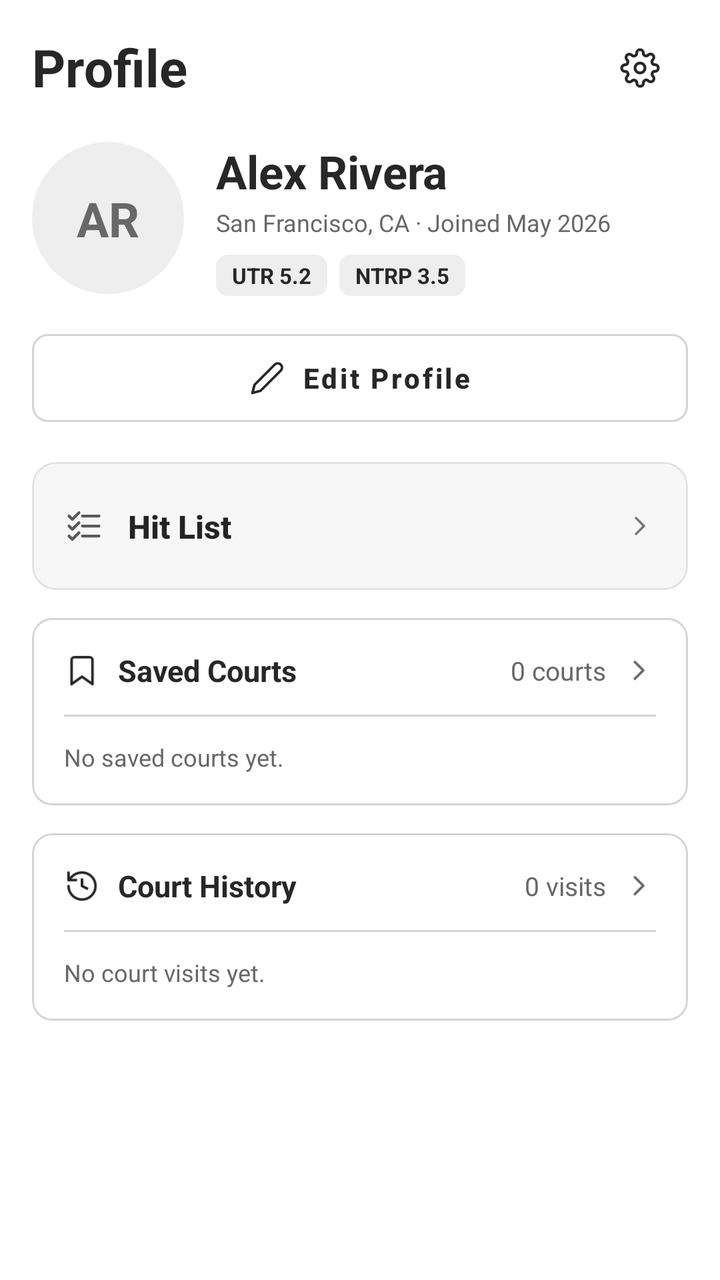
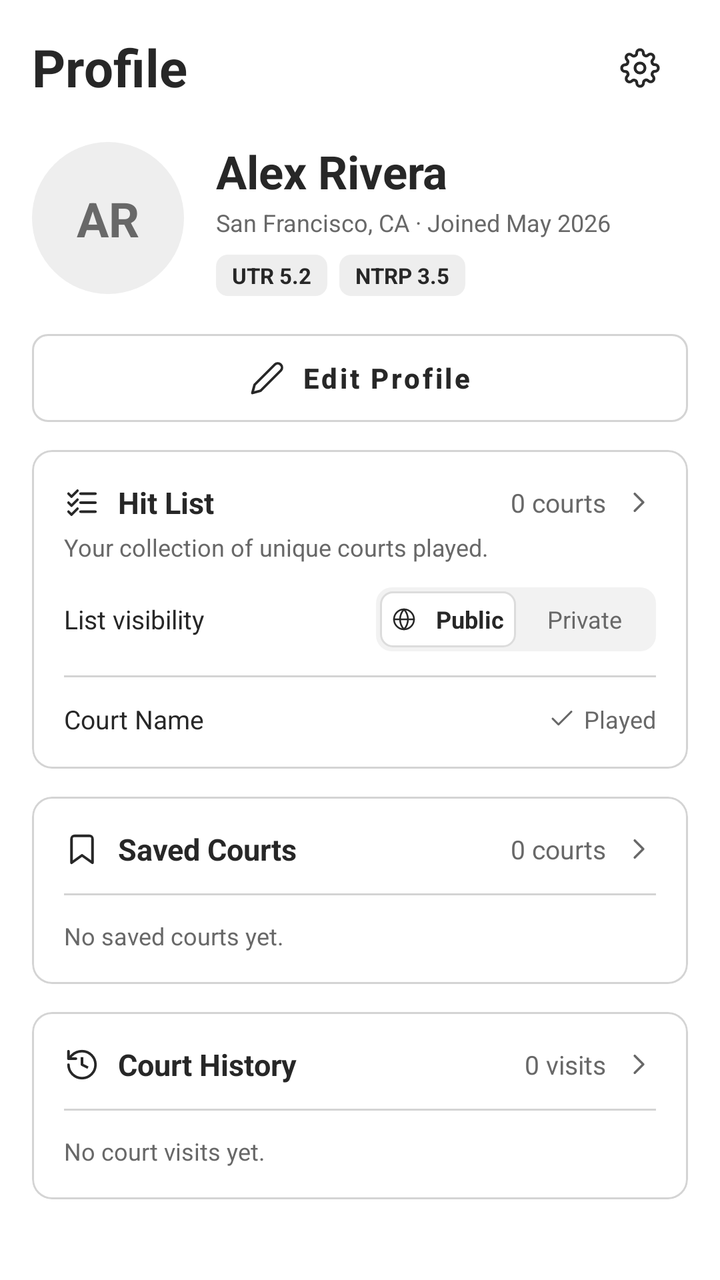

Two renders of the same Android screen: before a commit and after it. Below are the layout's source before the change and the commit's diff.
<!-- AndroidManifest.xml: application theme Theme.OurCourt -->
<!-- res/layout/fragment_profile.xml -->
<?xml version="1.0" encoding="utf-8"?>
<ScrollView xmlns:android="http://schemas.android.com/apk/res/android"
    xmlns:app="http://schemas.android.com/apk/res-auto"
    android:layout_width="match_parent"
    android:layout_height="match_parent"
    android:background="#FFFFFF"
    android:clipToPadding="false"
    android:paddingBottom="88dp">

    <androidx.constraintlayout.widget.ConstraintLayout
        android:layout_width="match_parent"
        android:layout_height="wrap_content"
        android:paddingHorizontal="16dp"
        android:paddingTop="16dp"
        android:paddingBottom="24dp">

        
        <TextView
            android:id="@+id/tv_profile_title"
            android:layout_width="wrap_content"
            android:layout_height="wrap_content"
            android:text="Profile"
            android:textColor="#272727"
            android:textSize="26sp"
            android:textStyle="bold"
            app:layout_constraintStart_toStartOf="parent"
            app:layout_constraintTop_toTopOf="parent" />

        <ImageButton
            android:id="@+id/btn_settings"
            android:layout_width="48dp"
            android:layout_height="48dp"
            android:background="?attr/selectableItemBackgroundBorderless"
            android:contentDescription="Settings"
            android:scaleType="center"
            android:src="@drawable/ic_settings"
            app:layout_constraintBottom_toBottomOf="@id/tv_profile_title"
            app:layout_constraintEnd_toEndOf="parent"
            app:layout_constraintTop_toTopOf="@id/tv_profile_title" />

        
        <View
            android:id="@+id/view_avatar_bg"
            android:layout_width="76dp"
            android:layout_height="76dp"
            android:layout_marginTop="20dp"
            android:background="@drawable/bg_circle_avatar"
            app:layout_constraintStart_toStartOf="parent"
            app:layout_constraintTop_toBottomOf="@id/tv_profile_title" />

        <TextView
            android:id="@+id/tv_avatar_initials"
            android:layout_width="wrap_content"
            android:layout_height="wrap_content"
            android:text="AR"
            android:textColor="#686868"
            android:textSize="24sp"
            android:textStyle="bold"
            app:layout_constraintBottom_toBottomOf="@id/view_avatar_bg"
            app:layout_constraintEnd_toEndOf="@id/view_avatar_bg"
            app:layout_constraintStart_toStartOf="@id/view_avatar_bg"
            app:layout_constraintTop_toTopOf="@id/view_avatar_bg" />

        <LinearLayout
            android:id="@+id/layout_identity_info"
            android:layout_width="0dp"
            android:layout_height="wrap_content"
            android:layout_marginStart="16dp"
            android:orientation="vertical"
            app:layout_constraintBottom_toBottomOf="@id/view_avatar_bg"
            app:layout_constraintEnd_toEndOf="parent"
            app:layout_constraintStart_toEndOf="@id/view_avatar_bg"
            app:layout_constraintTop_toTopOf="@id/view_avatar_bg">

            <TextView
                android:id="@+id/tv_profile_name"
                android:layout_width="wrap_content"
                android:layout_height="wrap_content"
                android:text="Alex Rivera"
                android:textColor="#272727"
                android:textSize="23sp"
                android:textStyle="bold" />

            <TextView
                android:id="@+id/tv_location_join"
                android:layout_width="wrap_content"
                android:layout_height="wrap_content"
                android:layout_marginTop="2dp"
                android:text="San Francisco, CA · Joined May 2026"
                android:textColor="#686868"
                android:textSize="12sp" />

            
            <LinearLayout
                android:layout_width="wrap_content"
                android:layout_height="wrap_content"
                android:layout_marginTop="8dp"
                android:orientation="horizontal">

                <TextView
                    android:id="@+id/tv_utr_badge"
                    android:layout_width="wrap_content"
                    android:layout_height="wrap_content"
                    android:layout_marginEnd="6dp"
                    android:background="@drawable/bg_surface_tag"
                    android:paddingHorizontal="8dp"
                    android:paddingVertical="3dp"
                    android:text="UTR 5.2"
                    android:textColor="#272727"
                    android:textSize="11sp"
                    android:textStyle="bold" />

                <TextView
                    android:id="@+id/tv_ntrp_badge"
                    android:layout_width="wrap_content"
                    android:layout_height="wrap_content"
                    android:background="@drawable/bg_surface_tag"
                    android:paddingHorizontal="8dp"
                    android:paddingVertical="3dp"
                    android:text="NTRP 3.5"
                    android:textColor="#272727"
                    android:textSize="11sp"
                    android:textStyle="bold" />
            </LinearLayout>
        </LinearLayout>

        
        <com.google.android.material.button.MaterialButton
            android:id="@+id/btn_edit_profile"
            style="@style/Widget.MaterialComponents.Button.OutlinedButton"
            android:layout_width="0dp"
            android:layout_height="44dp"
            android:layout_marginTop="20dp"
            android:insetTop="0dp"
            android:insetBottom="0dp"
            android:text="Edit Profile"
            android:textAllCaps="false"
            android:textColor="#272727"
            android:textSize="14sp"
            android:textStyle="bold"
            app:cornerRadius="8dp"
            app:icon="@drawable/ic_pencil"
            app:iconGravity="textStart"
            app:iconPadding="8dp"
            app:iconTint="#272727"
            app:layout_constraintEnd_toEndOf="parent"
            app:layout_constraintStart_toStartOf="parent"
            app:layout_constraintTop_toBottomOf="@id/view_avatar_bg"
            app:strokeColor="#D4D4D4"
            app:strokeWidth="1dp" />

        
        <com.google.android.material.card.MaterialCardView
            android:id="@+id/card_hit_list"
            android:layout_width="0dp"
            android:layout_height="wrap_content"
            android:layout_marginTop="20dp"
            android:clickable="true"
            android:focusable="true"
            app:cardBackgroundColor="#F7F7F7"
            app:cardCornerRadius="12dp"
            app:cardElevation="0dp"
            app:layout_constraintEnd_toEndOf="parent"
            app:layout_constraintStart_toStartOf="parent"
            app:layout_constraintTop_toBottomOf="@id/btn_edit_profile"
            app:strokeColor="#E2E2E2"
            app:strokeWidth="1dp">

            <androidx.constraintlayout.widget.ConstraintLayout
                android:layout_width="match_parent"
                android:layout_height="wrap_content"
                android:minHeight="64dp"
                android:padding="16dp">

                <ImageView
                    android:id="@+id/iv_hit_icon"
                    android:layout_width="20dp"
                    android:layout_height="20dp"
                    android:contentDescription="Hit List"
                    android:src="@drawable/ic_list_checks"
                    app:tint="#595959"
                    app:layout_constraintBottom_toBottomOf="parent"
                    app:layout_constraintStart_toStartOf="parent"
                    app:layout_constraintTop_toTopOf="parent" />

                <TextView
                    android:id="@+id/tv_hit_title"
                    android:layout_width="wrap_content"
                    android:layout_height="wrap_content"
                    android:layout_marginStart="12dp"
                    android:fontFamily="sans-serif-medium"
                    android:text="Hit List"
                    android:textColor="#242424"
                    android:textSize="16sp"
                    android:textStyle="bold"
                    app:layout_constraintBottom_toBottomOf="parent"
                    app:layout_constraintStart_toEndOf="@id/iv_hit_icon"
                    app:layout_constraintTop_toTopOf="parent" />

                <TextView
                    android:id="@+id/tv_hit_count"
                    android:layout_width="wrap_content"
                    android:layout_height="wrap_content"
                    android:layout_marginEnd="12dp"
                    android:fontFamily="sans-serif"
                    android:textColor="#686868"
                    android:textSize="13sp"
                    app:layout_constraintBottom_toBottomOf="parent"
                    app:layout_constraintEnd_toStartOf="@id/iv_hit_chevron"
                    app:layout_constraintTop_toTopOf="parent" />

                <ImageView
                    android:id="@+id/iv_hit_chevron"
                    android:layout_width="16dp"
                    android:layout_height="16dp"
                    android:contentDescription="Open Hit List"
                    android:src="@drawable/ic_chevron_right"
                    app:tint="#757575"
                    app:layout_constraintBottom_toBottomOf="parent"
                    app:layout_constraintEnd_toEndOf="parent"
                    app:layout_constraintTop_toTopOf="parent" />

            </androidx.constraintlayout.widget.ConstraintLayout>
        </com.google.android.material.card.MaterialCardView>

        
        <com.google.android.material.card.MaterialCardView
            android:id="@+id/card_saved_courts"
            android:layout_width="0dp"
            android:layout_height="wrap_content"
            android:layout_marginTop="14dp"
            app:cardBackgroundColor="#FFFFFF"
            app:cardCornerRadius="10dp"
            app:cardElevation="0dp"
            app:layout_constraintEnd_toEndOf="parent"
            app:layout_constraintStart_toStartOf="parent"
            app:layout_constraintTop_toBottomOf="@id/card_hit_list"
            app:strokeColor="#D4D4D4"
            app:strokeWidth="1dp">

            <androidx.constraintlayout.widget.ConstraintLayout
                android:layout_width="match_parent"
                android:layout_height="wrap_content"
                android:padding="16dp">

                <ImageView
                    android:id="@+id/iv_saved_icon"
                    android:layout_width="18dp"
                    android:layout_height="18dp"
                    android:contentDescription="Saved courts"
                    android:src="@drawable/ic_bookmark"
                    app:layout_constraintBottom_toBottomOf="@id/tv_saved_title"
                    app:layout_constraintStart_toStartOf="parent"
                    app:layout_constraintTop_toTopOf="@id/tv_saved_title" />

                <TextView
                    android:id="@+id/tv_saved_title"
                    android:layout_width="wrap_content"
                    android:layout_height="wrap_content"
                    android:layout_marginStart="9dp"
                    android:text="Saved Courts"
                    android:textColor="#272727"
                    android:textSize="15sp"
                    android:textStyle="bold"
                    app:layout_constraintStart_toEndOf="@id/iv_saved_icon"
                    app:layout_constraintTop_toTopOf="parent" />

                <TextView
                    android:id="@+id/tv_saved_count"
                    android:layout_width="wrap_content"
                    android:layout_height="wrap_content"
                    android:layout_marginEnd="8dp"
                    android:text="0 courts"
                    android:textColor="#686868"
                    android:textSize="13sp"
                    app:layout_constraintBottom_toBottomOf="@id/tv_saved_title"
                    app:layout_constraintEnd_toStartOf="@id/iv_saved_chevron"
                    app:layout_constraintTop_toTopOf="@id/tv_saved_title" />

                <ImageView
                    android:id="@+id/iv_saved_chevron"
                    android:layout_width="17dp"
                    android:layout_height="17dp"
                    android:contentDescription="Open saved courts"
                    android:src="@drawable/ic_chevron_right"
                    app:layout_constraintBottom_toBottomOf="@id/tv_saved_title"
                    app:layout_constraintEnd_toEndOf="parent"
                    app:layout_constraintTop_toTopOf="@id/tv_saved_title" />

                <View
                    android:id="@+id/divider_saved"
                    android:layout_width="0dp"
                    android:layout_height="1dp"
                    android:layout_marginTop="12dp"
                    android:background="#D4D4D4"
                    app:layout_constraintEnd_toEndOf="parent"
                    app:layout_constraintStart_toStartOf="parent"
                    app:layout_constraintTop_toBottomOf="@id/tv_saved_title" />

                <TextView
                    android:id="@+id/tv_saved_empty"
                    android:layout_width="0dp"
                    android:layout_height="wrap_content"
                    android:layout_marginTop="12dp"
                    android:text="No saved courts yet."
                    android:textColor="#686868"
                    android:textSize="12sp"
                    app:layout_constraintBottom_toBottomOf="parent"
                    app:layout_constraintEnd_toEndOf="parent"
                    app:layout_constraintStart_toStartOf="parent"
                    app:layout_constraintTop_toBottomOf="@id/divider_saved" />
            </androidx.constraintlayout.widget.ConstraintLayout>
        </com.google.android.material.card.MaterialCardView>

        
        <com.google.android.material.card.MaterialCardView
            android:id="@+id/card_court_history"
            android:layout_width="0dp"
            android:layout_height="wrap_content"
            android:layout_marginTop="14dp"
            app:cardBackgroundColor="#FFFFFF"
            app:cardCornerRadius="10dp"
            app:cardElevation="0dp"
            app:layout_constraintEnd_toEndOf="parent"
            app:layout_constraintStart_toStartOf="parent"
            app:layout_constraintTop_toBottomOf="@id/card_saved_courts"
            app:strokeColor="#D4D4D4"
            app:strokeWidth="1dp">

            <androidx.constraintlayout.widget.ConstraintLayout
                android:layout_width="match_parent"
                android:layout_height="wrap_content"
                android:padding="16dp">

                <ImageView
                    android:id="@+id/iv_history_icon"
                    android:layout_width="18dp"
                    android:layout_height="18dp"
                    android:contentDescription="Court history"
                    android:src="@drawable/ic_history"
                    app:layout_constraintBottom_toBottomOf="@id/tv_history_title"
                    app:layout_constraintStart_toStartOf="parent"
                    app:layout_constraintTop_toTopOf="@id/tv_history_title" />

                <TextView
                    android:id="@+id/tv_history_title"
                    android:layout_width="wrap_content"
                    android:layout_height="wrap_content"
                    android:layout_marginStart="9dp"
                    android:text="Court History"
                    android:textColor="#272727"
                    android:textSize="15sp"
                    android:textStyle="bold"
                    app:layout_constraintStart_toEndOf="@id/iv_history_icon"
                    app:layout_constraintTop_toTopOf="parent" />

                <TextView
                    android:id="@+id/tv_history_count"
                    android:layout_width="wrap_content"
                    android:layout_height="wrap_content"
                    android:layout_marginEnd="8dp"
                    android:text="0 visits"
                    android:textColor="#686868"
                    android:textSize="13sp"
                    app:layout_constraintBottom_toBottomOf="@id/tv_history_title"
                    app:layout_constraintEnd_toStartOf="@id/iv_history_chevron"
                    app:layout_constraintTop_toTopOf="@id/tv_history_title" />

                <ImageView
                    android:id="@+id/iv_history_chevron"
                    android:layout_width="17dp"
                    android:layout_height="17dp"
                    android:contentDescription="Open court history"
                    android:src="@drawable/ic_chevron_right"
                    app:layout_constraintBottom_toBottomOf="@id/tv_history_title"
                    app:layout_constraintEnd_toEndOf="parent"
                    app:layout_constraintTop_toTopOf="@id/tv_history_title" />

                <View
                    android:id="@+id/divider_history"
                    android:layout_width="0dp"
                    android:layout_height="1dp"
                    android:layout_marginTop="12dp"
                    android:background="#D4D4D4"
                    app:layout_constraintEnd_toEndOf="parent"
                    app:layout_constraintStart_toStartOf="parent"
                    app:layout_constraintTop_toBottomOf="@id/tv_history_title" />

                <TextView
                    android:id="@+id/tv_history_empty"
                    android:layout_width="0dp"
                    android:layout_height="wrap_content"
                    android:layout_marginTop="12dp"
                    android:text="No court visits yet."
                    android:textColor="#686868"
                    android:textSize="12sp"
                    app:layout_constraintBottom_toBottomOf="parent"
                    app:layout_constraintEnd_toEndOf="parent"
                    app:layout_constraintStart_toStartOf="parent"
                    app:layout_constraintTop_toBottomOf="@id/divider_history" />
            </androidx.constraintlayout.widget.ConstraintLayout>
        </com.google.android.material.card.MaterialCardView>

    </androidx.constraintlayout.widget.ConstraintLayout>
</ScrollView>
<!-- resources referenced by this layout -->
<resources>
  <!-- drawable bg_circle_avatar (drawable) -->
  <?xml version="1.0" encoding="utf-8"?>
  <shape xmlns:android="http://schemas.android.com/apk/res/android"
      android:shape="oval">
      <solid android:color="#EEEEEE" />
  </shape>
  <!-- drawable bg_surface_tag (drawable) -->
  <?xml version="1.0" encoding="utf-8"?>
  <shape xmlns:android="http://schemas.android.com/apk/res/android"
      android:shape="rectangle">
      <solid android:color="#EEEEEE" />
      <corners android:radius="6dp" />
  </shape>
  <!-- drawable ic_bookmark (drawable) -->
  <vector xmlns:android="http://schemas.android.com/apk/res/android"
      android:width="18dp"
      android:height="18dp"
      android:viewportWidth="24"
      android:viewportHeight="24">
    <path
        android:strokeColor="#272727"
        android:strokeWidth="1.7"
        android:strokeLineCap="round"
        android:strokeLineJoin="round"
        android:pathData="M19,21l-7,-5 -7,5V5a2,2 0 0,1 2,-2h10a2,2 0 0,1 2,2z"/>
  </vector>
  <!-- drawable ic_chevron_right (drawable) -->
  <vector xmlns:android="http://schemas.android.com/apk/res/android"
      android:width="17dp"
      android:height="17dp"
      android:viewportWidth="24"
      android:viewportHeight="24">
    <path
        android:strokeColor="#686868"
        android:strokeWidth="1.7"
        android:strokeLineCap="round"
        android:strokeLineJoin="round"
        android:pathData="M9,18l6,-6 -6,-6"/>
  </vector>
  <!-- drawable ic_pencil (drawable) -->
  <vector xmlns:android="http://schemas.android.com/apk/res/android"
      android:width="18dp"
      android:height="18dp"
      android:viewportWidth="24"
      android:viewportHeight="24">
    <path
        android:strokeColor="#272727"
        android:strokeWidth="1.7"
        android:strokeLineCap="round"
        android:strokeLineJoin="round"
        android:pathData="M17,3a2.83,2.83 0 0,1 4,4L7.5,20.5 2,22l1.5,-5.5L17,3z"/>
  </vector>
  <style name="Theme.OurCourt" parent="Base.Theme.OurCourt" />
  <color name="white">#FFFFFFFF</color>
  <color name="tennis_ball_green">#9AE600</color>
  <!-- unchanged entries left out for length: 4 -->
</resources>

<!-- the commit's change to res/layout/fragment_profile.xml (unified diff, before → after) -->
@@ -154,46 +154,41 @@
             android:id="@+id/card_hit_list"
             android:layout_width="0dp"
             android:layout_height="wrap_content"
-            android:layout_marginTop="20dp"
-            android:clickable="true"
-            android:focusable="true"
-            app:cardBackgroundColor="#F7F7F7"
-            app:cardCornerRadius="12dp"
+            android:layout_marginTop="14dp"
+            app:cardBackgroundColor="#FFFFFF"
+            app:cardCornerRadius="10dp"
             app:cardElevation="0dp"
             app:layout_constraintEnd_toEndOf="parent"
             app:layout_constraintStart_toStartOf="parent"
             app:layout_constraintTop_toBottomOf="@id/btn_edit_profile"
-            app:strokeColor="#E2E2E2"
+            app:strokeColor="#D4D4D4"
             app:strokeWidth="1dp">
 
             <androidx.constraintlayout.widget.ConstraintLayout
                 android:layout_width="match_parent"
                 android:layout_height="wrap_content"
-                android:minHeight="64dp"
                 android:padding="16dp">
 
+                
                 <ImageView
                     android:id="@+id/iv_hit_icon"
-                    android:layout_width="20dp"
-                    android:layout_height="20dp"
+                    android:layout_width="18dp"
+                    android:layout_height="18dp"
                     android:contentDescription="Hit List"
                     android:src="@drawable/ic_list_checks"
-                    app:tint="#595959"
-                    app:layout_constraintBottom_toBottomOf="parent"
-                    app:layout_constraintStart_toStartOf="parent"
-                    app:layout_constraintTop_toTopOf="parent" />
+                    app:layout_constraintBottom_toBottomOf="@id/tv_hit_title"
+                    app:layout_constraintStart_toStartOf="parent"
+                    app:layout_constraintTop_toTopOf="@id/tv_hit_title" />
 
                 <TextView
                     android:id="@+id/tv_hit_title"
                     android:layout_width="wrap_content"
                     android:layout_height="wrap_content"
-                    android:layout_marginStart="12dp"
-                    android:fontFamily="sans-serif-medium"
+                    android:layout_marginStart="9dp"
                     android:text="Hit List"
-                    android:textColor="#242424"
-                    android:textSize="16sp"
+                    android:textColor="#272727"
+                    android:textSize="15sp"
                     android:textStyle="bold"
-                    app:layout_constraintBottom_toBottomOf="parent"
                     app:layout_constraintStart_toEndOf="@id/iv_hit_icon"
                     app:layout_constraintTop_toTopOf="parent" />
 
@@ -201,24 +196,147 @@
                     android:id="@+id/tv_hit_count"
                     android:layout_width="wrap_content"
                     android:layout_height="wrap_content"
-                    android:layout_marginEnd="12dp"
-                    android:fontFamily="sans-serif"
+                    android:layout_marginEnd="8dp"
+                    android:text="0 courts"
                     android:textColor="#686868"
                     android:textSize="13sp"
-                    app:layout_constraintBottom_toBottomOf="parent"
+                    app:layout_constraintBottom_toBottomOf="@id/tv_hit_title"
                     app:layout_constraintEnd_toStartOf="@id/iv_hit_chevron"
-                    app:layout_constraintTop_toTopOf="parent" />
+                    app:layout_constraintTop_toTopOf="@id/tv_hit_title" />
 
                 <ImageView
                     android:id="@+id/iv_hit_chevron"
-                    android:layout_width="16dp"
-                    android:layout_height="16dp"
+                    android:layout_width="17dp"
+                    android:layout_height="17dp"
                     android:contentDescription="Open Hit List"
                     android:src="@drawable/ic_chevron_right"
-                    app:tint="#757575"
+                    app:layout_constraintBottom_toBottomOf="@id/tv_hit_title"
+                    app:layout_constraintEnd_toEndOf="parent"
+                    app:layout_constraintTop_toTopOf="@id/tv_hit_title" />
+
+                
+                <TextView
+                    android:id="@+id/tv_hit_desc"
+                    android:layout_width="0dp"
+                    android:layout_height="wrap_content"
+                    android:layout_marginTop="4dp"
+                    android:text="Your collection of unique courts played."
+                    android:textColor="#686868"
+                    android:textSize="12sp"
+                    app:layout_constraintEnd_toEndOf="parent"
+                    app:layout_constraintStart_toStartOf="parent"
+                    app:layout_constraintTop_toBottomOf="@id/tv_hit_title" />
+
+                
+                <LinearLayout
+                    android:id="@+id/layout_hit_visibility"
+                    android:layout_width="0dp"
+                    android:layout_height="wrap_content"
+                    android:layout_marginTop="12dp"
+                    android:gravity="center_vertical"
+                    android:orientation="horizontal"
+                    app:layout_constraintEnd_toEndOf="parent"
+                    app:layout_constraintStart_toStartOf="parent"
+                    app:layout_constraintTop_toBottomOf="@id/tv_hit_desc">
+
+                    <TextView
+                        android:layout_width="0dp"
+                        android:layout_height="wrap_content"
+                        android:layout_weight="1"
+                        android:text="List visibility"
+                        android:textColor="#272727"
+                        android:textSize="13sp" />
+
+                    <LinearLayout
+                        android:layout_width="140dp"
+                        android:layout_height="32dp"
+                        android:background="@drawable/bg_segmented_track"
+                        android:orientation="horizontal"
+                        android:padding="2dp">
+
+                        <TextView
+                            android:id="@+id/btn_visibility_public"
+                            android:layout_width="0dp"
+                            android:layout_height="match_parent"
+                            android:layout_weight="1"
+                            android:background="@drawable/bg_segment_selected"
+                            android:drawableStart="@drawable/ic_globe"
+                            android:drawablePadding="4dp"
+                            android:gravity="center"
+                            android:paddingStart="6dp"
+                            android:text="Public"
+                            android:textColor="#272727"
+                            android:textSize="12sp"
+                            android:textStyle="bold" />
+
+                        <TextView
+                            android:id="@+id/btn_visibility_private"
+                            android:layout_width="0dp"
+                            android:layout_height="match_parent"
+                            android:layout_weight="1"
+                            android:background="@android:color/transparent"
+                            android:gravity="center"
+                            android:text="Private"
+                            android:textColor="#686868"
+                            android:textSize="12sp" />
+                    </LinearLayout>
+                </LinearLayout>
+
+                
+                <View
+                    android:id="@+id/divider_hit_preview"
+                    android:layout_width="0dp"
+                    android:layout_height="1dp"
+                    android:layout_marginTop="12dp"
+                    android:background="#D4D4D4"
+                    app:layout_constraintEnd_toEndOf="parent"
+                    app:layout_constraintStart_toStartOf="parent"
+                    app:layout_constraintTop_toBottomOf="@id/layout_hit_visibility" />
+
+                
+                <LinearLayout
+                    android:id="@+id/layout_hit_preview"
+                    android:layout_width="0dp"
+                    android:layout_height="wrap_content"
+                    android:layout_marginTop="12dp"
+                    android:gravity="center_vertical"
+                    android:orientation="horizontal"
                     app:layout_constraintBottom_toBottomOf="parent"
                     app:layout_constraintEnd_toEndOf="parent"
-                    app:layout_constraintTop_toTopOf="parent" />
+                    app:layout_constraintStart_toStartOf="parent"
+                    app:layout_constraintTop_toBottomOf="@id/divider_hit_preview">
+
+                    <TextView
+                        android:id="@+id/tv_preview_court_name"
+                        android:layout_width="0dp"
+                        android:layout_height="wrap_content"
+                        android:layout_weight="1"
+                        android:text="Court Name"
+                        android:textColor="#272727"
+                        android:textSize="13sp" />
+
+                    <LinearLayout
+                        android:layout_width="wrap_content"
+                        android:layout_height="wrap_content"
+                        android:gravity="center_vertical"
+                        android:orientation="horizontal">
+
+                        <ImageView
+                            android:layout_width="14dp"
+                            android:layout_height="14dp"
+                            android:layout_marginEnd="4dp"
+                            android:contentDescription="Played"
+                            android:src="@drawable/ic_check"
+                            app:tint="#686868" />
+
+                        <TextView
+                            android:layout_width="wrap_content"
+                            android:layout_height="wrap_content"
+                            android:text="Played"
+                            android:textColor="#686868"
+                            android:textSize="12sp" />
+                    </LinearLayout>
+                </LinearLayout>
 
             </androidx.constraintlayout.widget.ConstraintLayout>
         </com.google.android.material.card.MaterialCardView>
<!-- resource entries referenced after the edit -->
@@ -5,6 +5,19 @@
   <shape xmlns:android="http://schemas.android.com/apk/res/android"
       android:shape="oval">
       <solid android:color="#EEEEEE" />
+  </shape>
+  <!-- drawable bg_segment_selected (drawable) -->
+  <shape xmlns:android="http://schemas.android.com/apk/res/android"
+      android:shape="rectangle">
+      <solid android:color="#FFFFFF"/>
+      <stroke android:width="1dp" android:color="#DCDCDC"/>
+      <corners android:radius="6dp"/>
+  </shape>
+  <!-- drawable bg_segmented_track (drawable) -->
+  <shape xmlns:android="http://schemas.android.com/apk/res/android"
+      android:shape="rectangle">
+      <solid android:color="#F2F2F2"/>
+      <corners android:radius="8dp"/>
   </shape>
   <!-- drawable bg_surface_tag (drawable) -->
   <?xml version="1.0" encoding="utf-8"?>
@@ -26,6 +39,19 @@
         android:strokeLineJoin="round"
         android:pathData="M19,21l-7,-5 -7,5V5a2,2 0 0,1 2,-2h10a2,2 0 0,1 2,2z"/>
   </vector>
+  <!-- drawable ic_check (drawable) -->
+  <vector xmlns:android="http://schemas.android.com/apk/res/android"
+      android:width="16dp"
+      android:height="16dp"
+      android:viewportWidth="24"
+      android:viewportHeight="24">
+    <path
+        android:strokeColor="#272727"
+        android:strokeWidth="1.7"
+        android:strokeLineCap="round"
+        android:strokeLineJoin="round"
+        android:pathData="M20,6L9,17l-5,-5"/>
+  </vector>
   <!-- drawable ic_chevron_right (drawable) -->
   <vector xmlns:android="http://schemas.android.com/apk/res/android"
       android:width="17dp"
@@ -38,6 +64,25 @@
         android:strokeLineCap="round"
         android:strokeLineJoin="round"
         android:pathData="M9,18l6,-6 -6,-6"/>
+  </vector>
+  <!-- drawable ic_globe (drawable) -->
+  <vector xmlns:android="http://schemas.android.com/apk/res/android"
+      android:width="12dp"
+      android:height="12dp"
+      android:viewportWidth="24"
+      android:viewportHeight="24">
+    <path
+        android:strokeColor="#272727"
+        android:strokeWidth="1.7"
+        android:strokeLineCap="round"
+        android:strokeLineJoin="round"
+        android:pathData="M12,2a10,10 0 1,0 10,10A10,10 0 0,0 12,2z"/>
+    <path
+        android:strokeColor="#272727"
+        android:strokeWidth="1.7"
+        android:strokeLineCap="round"
+        android:strokeLineJoin="round"
+        android:pathData="M2,12h20M12,2a15.3,15.3 0 0,1 4,10 15.3,15.3 0 0,1 -4,10 15.3,15.3 0 0,1 -4,-10 15.3,15.3 0 0,1 4,-10z"/>
   </vector>
   <!-- drawable ic_pencil (drawable) -->
   <vector xmlns:android="http://schemas.android.com/apk/res/android"
